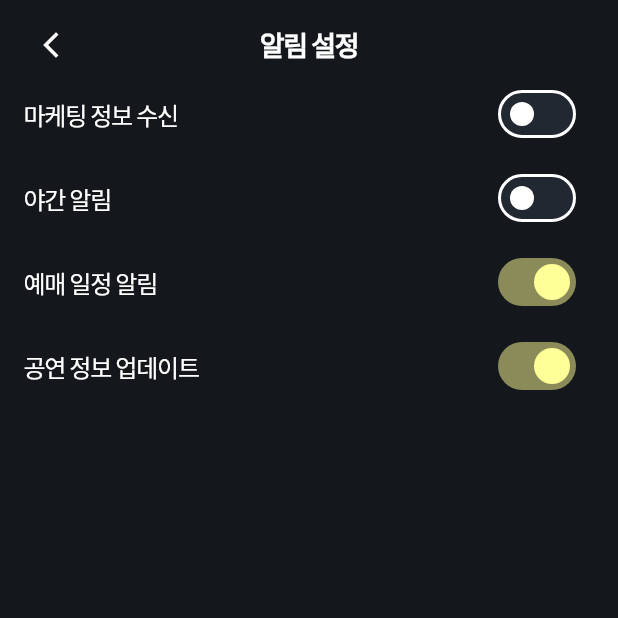
After one commit to mediunn/Livith-Flutter, a Flutter app: the SettingScreen screen opened by its route, after a tap on "알림 설정", on a phone screen of 412 x 824 dp, the top half of it. The commit adds this screen. Run offline on Flutter 3.47's test engine with Material 3 defaults, Android fonts, the phone set to English and light mode, and no system bars; our stand-ins replace cached_network_image, dio, flutter_riverpod, flutter_secure_storage, flutter_svg, go_router; accounts and stored records are empty; project files that could hold a hidden picture were left out.

Commit message:
[Feat] LIVD-411 - 알림 설정 화면 추가

```diff
--- a/lib/routes/app_router.dart
+++ b/lib/routes/app_router.dart
@@ -7,6 +7,7 @@ import 'package:livith/views/screens/concert_detail_screen.dart';
 import 'package:livith/views/screens/login_screen.dart';
 import 'package:livith/views/screens/main_tab_screen.dart';
 import 'package:livith/views/screens/nickname_edit_screen.dart';
+import 'package:livith/views/screens/notice_setting_screen.dart';
 import 'package:livith/views/screens/onboarding_screen.dart';
 import 'package:livith/views/screens/setting_screen.dart';
 import 'package:livith/views/screens/song_lyrics_screen.dart';
@@ -57,6 +58,7 @@ final routerProvider = Provider<GoRouter>((ref) {
         ),
       ),
       GoRoute(path: '/setting', builder: (_, _) => const SettingScreen()),
+      GoRoute(path: '/notice-setting', builder: (_, _) => const NoticeSettingScreen()),
       GoRoute(path: '/nickname-edit', builder: (_, _) => const NicknameEditScreen()),
       GoRoute(
         path: Routes.designSystemPreview,
--- a/lib/services/notification_service.dart
+++ b/lib/services/notification_service.dart
@@ -7,6 +7,9 @@ abstract interface class NotificationService {
 
   /// FCM 토큰 등록을 해제한다.
   Future<void> unregisterToken();
+
+  /// 마케팅 정보 수신 동의를 갱신한다.
+  Future<void> updateMarketingConsent({required bool agreed});
 }
 
 /// 키/네이티브 설정 전 사용하는 stub 구현.
@@ -18,4 +21,7 @@ final class StubNotificationService implements NotificationService {
 
   @override
   Future<void> unregisterToken() async {}
+
+  @override
+  Future<void> updateMarketingConsent({required bool agreed}) async {}
 }
--- /dev/null
+++ b/lib/views/screens/notice_setting_screen.dart
@@ -0,0 +1,57 @@
+import 'package:flutter/material.dart';
+
+import 'package:livith/core/theme/livith_colors.dart';
+import 'package:livith/core/theme/livith_typography.dart';
+import 'package:livith/providers/integration_providers.dart';
+import 'package:livith/views/widgets/livith_navigation_bar.dart';
+
+import 'package:flutter_riverpod/flutter_riverpod.dart';
+import 'package:go_router/go_router.dart';
+
+/// 알림 설정 화면.
+///
+/// iOS `NoticeSettingView` 대응. 마케팅 동의만 서버 연동(현재 stub),
+/// 세부 알림 토글은 UI만 제공(저장 연동은 후속).
+class NoticeSettingScreen extends ConsumerStatefulWidget {
+  const NoticeSettingScreen({super.key});
+
+  @override
+  ConsumerState<NoticeSettingScreen> createState() => _NoticeSettingScreenState();
+}
+
+class _NoticeSettingScreenState extends ConsumerState<NoticeSettingScreen> {
+  bool _marketing = false;
+  bool _night = false;
+  bool _ticketSchedule = true;
+  bool _concertInfo = true;
+
+  @override
+  Widget build(BuildContext context) {
+    return Scaffold(
+      appBar: LivithNavigationBar.back(title: '알림 설정', onBack: () => context.pop()),
+      body: ListView(
+        children: [
+          _toggle('마케팅 정보 수신', _marketing, (value) {
+            setState(() => _marketing = value);
+            ref.read(notificationServiceProvider).updateMarketingConsent(agreed: value);
+          }),
+          _toggle('야간 알림', _night, (value) => setState(() => _night = value)),
+          _toggle('예매 일정 알림', _ticketSchedule, (value) => setState(() => _ticketSchedule = value)),
+          _toggle('공연 정보 업데이트', _concertInfo, (value) => setState(() => _concertInfo = value)),
+        ],
+      ),
+    );
+  }
+
+  Widget _toggle(String label, bool value, ValueChanged<bool> onChanged) {
+    return SwitchListTile(
+      value: value,
+      onChanged: onChanged,
+      activeThumbColor: LivithColors.yellow30,
+      title: Text(
+        label,
+        style: LivithTextStyles.body2Regular.copyWith(color: LivithColors.white100),
+      ),
+    );
+  }
+}
--- a/lib/views/screens/setting_screen.dart
+++ b/lib/views/screens/setting_screen.dart
@@ -23,6 +23,12 @@ class SettingScreen extends ConsumerWidget {
         padding: const EdgeInsets.all(20),
         child: Column(
           children: [
+            ListTile(
+              contentPadding: EdgeInsets.zero,
+              title: const Text('알림 설정'),
+              trailing: const Icon(Icons.chevron_right),
+              onTap: () => context.push('/notice-setting'),
+            ),
             const Spacer(),
             LivithButton(
               '로그아웃',
```
